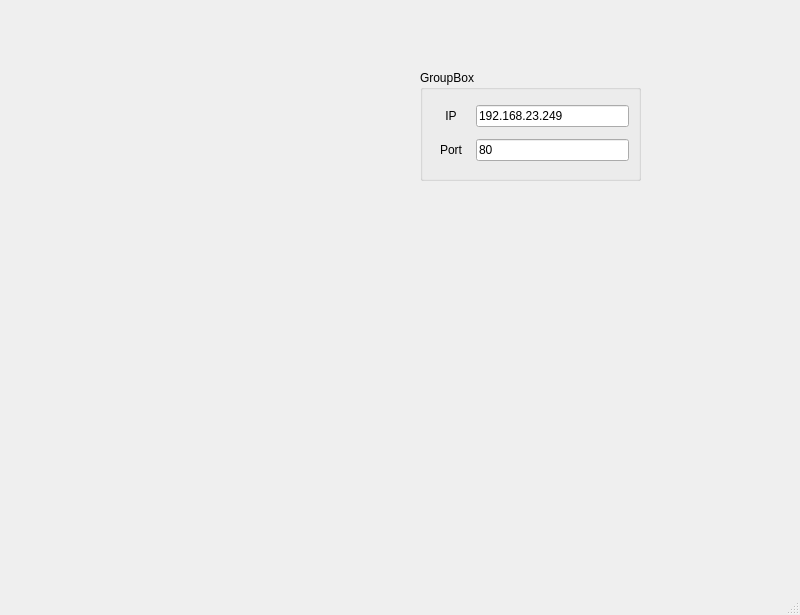
This is HandyController/mainwindow.ui in maralmd78/HideAndSeek-BScProject as Qt 5 draws it before an edit. The edited form follows.
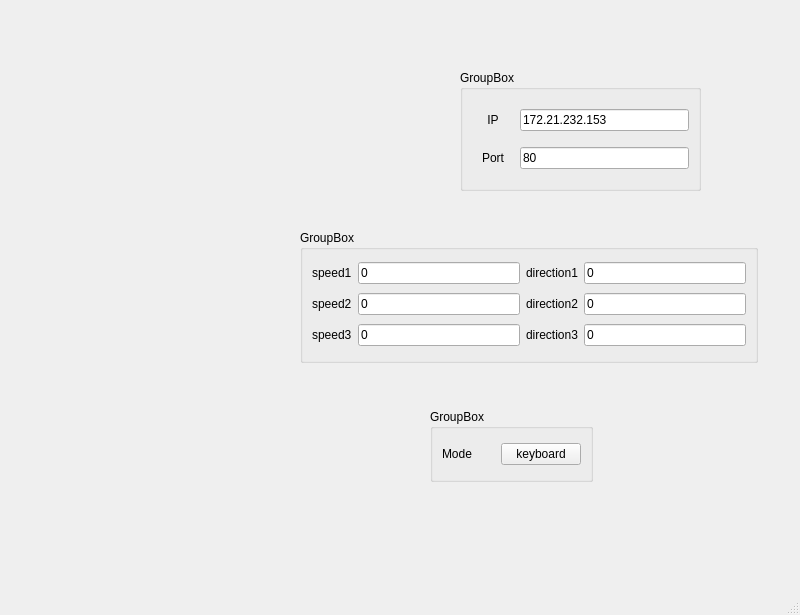
This is the edited form.

```diff
--- a/HandyController/mainwindow.ui
+++ b/HandyController/mainwindow.ui
@@ -17,10 +17,10 @@
    <widget class="QGroupBox" name="groupBox">
     <property name="geometry">
      <rect>
-      <x>420</x>
+      <x>460</x>
       <y>70</y>
-      <width>221</width>
-      <height>111</height>
+      <width>241</width>
+      <height>121</height>
      </rect>
     </property>
     <property name="title">
@@ -46,7 +46,7 @@
      <item row="0" column="1">
       <widget class="QLineEdit" name="lineEdit_IP">
        <property name="text">
-        <string>192.168.23.249</string>
+        <string>172.21.232.153</string>
        </property>
       </widget>
      </item>
@@ -69,6 +69,134 @@
      </item>
     </layout>
    </widget>
+   <widget class="QGroupBox" name="groupBox_2">
+    <property name="geometry">
+     <rect>
+      <x>300</x>
+      <y>230</y>
+      <width>458</width>
+      <height>133</height>
+     </rect>
+    </property>
+    <property name="title">
+     <string>GroupBox</string>
+    </property>
+    <layout class="QGridLayout" name="gridLayout_2">
+     <item row="0" column="0">
+      <widget class="QLabel" name="label_3">
+       <property name="text">
+        <string>speed1</string>
+       </property>
+      </widget>
+     </item>
+     <item row="0" column="1">
+      <widget class="QLineEdit" name="lineEdit_speed1">
+       <property name="text">
+        <string>0</string>
+       </property>
+      </widget>
+     </item>
+     <item row="0" column="2">
+      <widget class="QLabel" name="label_8">
+       <property name="text">
+        <string>direction1</string>
+       </property>
+      </widget>
+     </item>
+     <item row="0" column="3">
+      <widget class="QLineEdit" name="lineEdit_direction1">
+       <property name="text">
+        <string>0</string>
+       </property>
+      </widget>
+     </item>
+     <item row="1" column="0">
+      <widget class="QLabel" name="label_4">
+       <property name="text">
+        <string>speed2</string>
+       </property>
+      </widget>
+     </item>
+     <item row="1" column="1">
+      <widget class="QLineEdit" name="lineEdit_speed2">
+       <property name="text">
+        <string>0</string>
+       </property>
+      </widget>
+     </item>
+     <item row="1" column="2">
+      <widget class="QLabel" name="label_9">
+       <property name="text">
+        <string>direction2</string>
+       </property>
+      </widget>
+     </item>
+     <item row="1" column="3">
+      <widget class="QLineEdit" name="lineEdit_direction2">
+       <property name="text">
+        <string>0</string>
+       </property>
+      </widget>
+     </item>
+     <item row="2" column="0">
+      <widget class="QLabel" name="label_5">
+       <property name="text">
+        <string>speed3</string>
+       </property>
+      </widget>
+     </item>
+     <item row="2" column="1">
+      <widget class="QLineEdit" name="lineEdit_speed3">
+       <property name="text">
+        <string>0</string>
+       </property>
+      </widget>
+     </item>
+     <item row="2" column="2">
+      <widget class="QLabel" name="label_10">
+       <property name="text">
+        <string>direction3</string>
+       </property>
+      </widget>
+     </item>
+     <item row="2" column="3">
+      <widget class="QLineEdit" name="lineEdit_direction3">
+       <property name="text">
+        <string>0</string>
+       </property>
+      </widget>
+     </item>
+    </layout>
+   </widget>
+   <widget class="QGroupBox" name="groupBox_3">
+    <property name="geometry">
+     <rect>
+      <x>430</x>
+      <y>409</y>
+      <width>163</width>
+      <height>73</height>
+     </rect>
+    </property>
+    <property name="title">
+     <string>GroupBox</string>
+    </property>
+    <layout class="QGridLayout" name="gridLayout_3">
+     <item row="0" column="0">
+      <widget class="QLabel" name="label_6">
+       <property name="text">
+        <string>Mode</string>
+       </property>
+      </widget>
+     </item>
+     <item row="0" column="1">
+      <widget class="QPushButton" name="pushButton_mode">
+       <property name="text">
+        <string>keyboard</string>
+       </property>
+      </widget>
+     </item>
+    </layout>
+   </widget>
   </widget>
   <widget class="QMenuBar" name="menubar">
    <property name="geometry">
```
